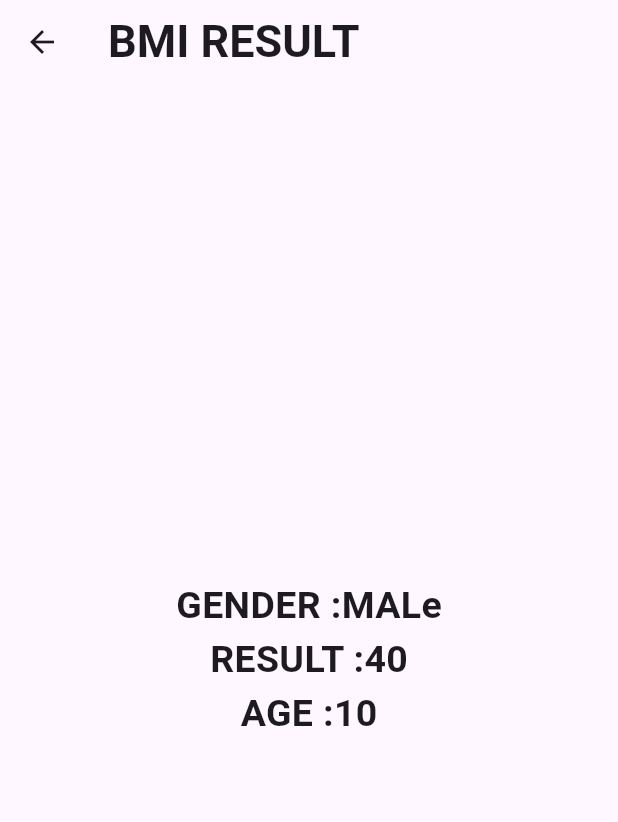
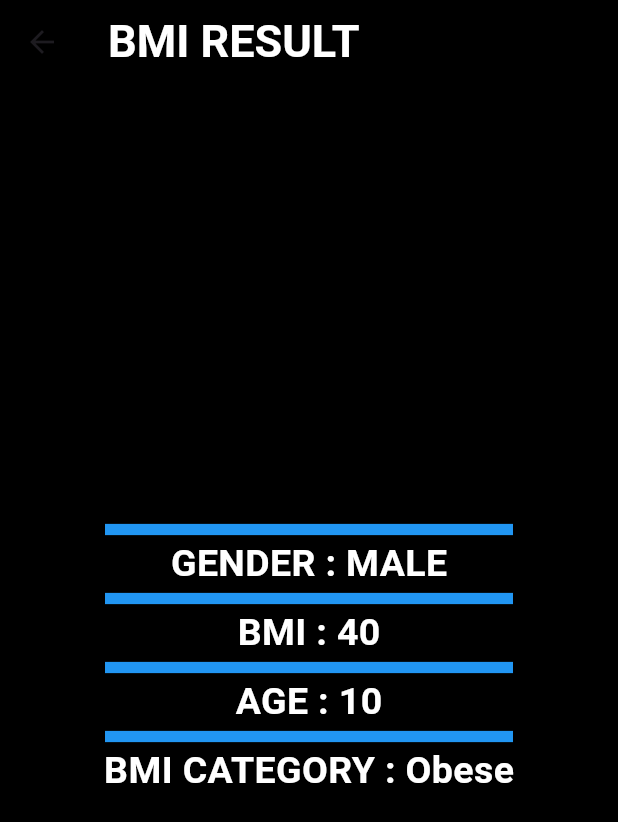
Before and after one commit to KarimAtef999/Bmi_Calculation, a Flutter app: the screen it shows after launch, after a tap on the "remove" icon, after a tap on the "add" icon, after a tap on "Calculate", on a phone screen of 412 x 824 dp. Shown: the top 822 px of the screen. Run offline on Flutter 3.47's test engine with Material 3 defaults, Android fonts, the phone set to English and light mode, and no system bars.

Commit message:
first commit

```diff
--- a/lib/Bmi_Calculator.dart
+++ b/lib/Bmi_Calculator.dart
@@ -3,8 +3,6 @@ import 'dart:math';
 
 import 'Bmi_Screen.dart';
 class Bmi_Calculator extends StatefulWidget {
-  const Bmi_Calculator({super.key});
-
   @override
   State<Bmi_Calculator> createState() => _Bmi_CalculatorState();
 }
@@ -20,14 +18,14 @@ class _Bmi_CalculatorState extends State<Bmi_Calculator> {
     return Scaffold(
       appBar: AppBar(
         backgroundColor: Colors.black,
-        title: const Center(child: Text('BMI CALCULATOR')),
+        title: Center(child: Text('BMI CALCULATOR',style:TextStyle(color:Colors.white,))),
       ),
       body: Column(
         children: [
           Expanded(
             child: Container(
               width: double.infinity,
-              color: Colors.white,
+              color: Colors.black,
               child: Padding(
                 padding: const EdgeInsets.all(7.7),
                 child: Row(
@@ -44,7 +42,7 @@ class _Bmi_CalculatorState extends State<Bmi_Calculator> {
                             borderRadius: BorderRadius.circular(10),
                             color: isMale ? Colors.blue : Colors.grey[400],
                           ),
-                          child: const Column(
+                          child: Column(
                             children: [
                               Icon(
                                 Icons.male,
@@ -63,7 +61,7 @@ class _Bmi_CalculatorState extends State<Bmi_Calculator> {
                         ),
                       ),
                     ),
-                    const SizedBox(width: 10),
+                    SizedBox(width: 10),
                     Expanded(
                       child: GestureDetector(
                         onTap: () {
@@ -76,7 +74,7 @@ class _Bmi_CalculatorState extends State<Bmi_Calculator> {
                             borderRadius: BorderRadius.circular(10),
                             color: isMale ? Colors.grey[400] : Colors.blue,
                           ),
-                          child: const Column(
+                          child: Column(
                             mainAxisAlignment: MainAxisAlignment.center,
                             children: [
                               Icon(
@@ -107,7 +105,7 @@ class _Bmi_CalculatorState extends State<Bmi_Calculator> {
             (
 
               width:double.infinity,
-              color: Colors.white,
+              color: Colors.black,
               child: Padding(
                 padding: const EdgeInsets.symmetric(horizontal:7.7),
                 child: Container(
@@ -118,7 +116,7 @@ class _Bmi_CalculatorState extends State<Bmi_Calculator> {
                     mainAxisAlignment: MainAxisAlignment.center,
                     children:
                     [
-                      const Center(
+                      Center(
                         child: Text('HEIGHT',
                           style:TextStyle(
                             fontWeight: FontWeight.bold,
@@ -127,7 +125,7 @@ class _Bmi_CalculatorState extends State<Bmi_Calculator> {
                           ),
                         ),
                       ),
-                      const SizedBox(height: 5,),
+                      SizedBox(height: 5,),
                       Center(
                         child: Row(
                           mainAxisAlignment: MainAxisAlignment.center,
@@ -135,15 +133,15 @@ class _Bmi_CalculatorState extends State<Bmi_Calculator> {
                           textBaseline: TextBaseline.alphabetic,
                           children:
                           [
-                            Text('${height.round()}',
-                              style:const TextStyle(
+                            Text('${height?.round()}',
+                              style:TextStyle(
                                 fontWeight: FontWeight.bold,
                                 fontSize: 25,
                                 color:Colors.black,
                               ),
                             ),
 
-                            const Text('CM',
+                            Text('CM',
                               style:TextStyle(
                                 fontSize: 10,
                                 color:Colors.black,
@@ -153,6 +151,7 @@ class _Bmi_CalculatorState extends State<Bmi_Calculator> {
                         ),
                       ),
                       Slider(
+                        activeColor:Colors.blue ,
                         value:height,
                         min: 80,
                         max:220,
@@ -169,15 +168,14 @@ class _Bmi_CalculatorState extends State<Bmi_Calculator> {
                 ),
               ))),
 
-          Expanded(child: Padding(
-            padding: const EdgeInsets.all(
-                7.7),
-            child: Container
+          Expanded(child: Container
 
-              (
+            (
 
-                width:double.infinity,
-                color: Colors.white,
+              width:double.infinity,
+              color: Colors.black,
+              child: Padding(
+                padding: const EdgeInsets.all(7.7),
                 child: Container(
                   child: Row(
                     children:
@@ -190,15 +188,15 @@ class _Bmi_CalculatorState extends State<Bmi_Calculator> {
 
                             children:
                             [
-                              const Text('AGE',
+                              Text('AGE',
                                 style:TextStyle(
                                   fontWeight: FontWeight.bold,
                                   fontSize: 10,
                                   color:Colors.black,
                                 ),
                               ),
-                              Text('$age',
-                                style:const TextStyle(
+                              Text('${age}',
+                                style:TextStyle(
                                   fontWeight: FontWeight.bold,
                                   fontSize: 25,
                                   color:Colors.black,
@@ -215,10 +213,10 @@ class _Bmi_CalculatorState extends State<Bmi_Calculator> {
                                     });
                                     print(age);
                                   },
+                                    child:Icon(Icons.remove),
                                     mini:true,
-                                    child:const Icon(Icons.remove),
                                   ),
-                                  const SizedBox(width:10),
+                                  SizedBox(width:10),
                                   FloatingActionButton(onPressed: (){
                                     setState(() {
                                       age++;
@@ -226,15 +224,15 @@ class _Bmi_CalculatorState extends State<Bmi_Calculator> {
                                     });
                                     print(age);
                                   },
+                                    child:Icon(Icons.add),
                                     mini:true,
-                                    child:const Icon(Icons.add),
                                   ),
                                 ],)
                             ],
                           ),
                         ),
                       ),
-                      const SizedBox(width:10),
+                      SizedBox(width:10),
                       Expanded(
                         child: Container(  decoration: BoxDecoration(borderRadius: BorderRadius.circular(10),
                           color: Colors.grey[400],
@@ -243,15 +241,15 @@ class _Bmi_CalculatorState extends State<Bmi_Calculator> {
 
                             children:
                             [
-                              const Text('Weight',
+                              Text('Weight',
                                 style:TextStyle(
                                   fontWeight: FontWeight.bold,
                                   fontSize: 10,
                                   color:Colors.black,
                                 ),
                               ),
-                              Text('$weight',
-                                style:const TextStyle(
+                              Text('${weight}',
+                                style:TextStyle(
                                   fontWeight: FontWeight.bold,
                                   fontSize: 25,
                                   color:Colors.black,
@@ -268,10 +266,10 @@ class _Bmi_CalculatorState extends State<Bmi_Calculator> {
                                     });
                                     print(weight);
                                   },
+                                    child:Icon(Icons.remove),
                                     mini:true,
-                                    child:const Icon(Icons.remove),
                                   ),
-                                  const SizedBox(width:10),
+                                  SizedBox(width:10),
                                   FloatingActionButton(onPressed: (){
                                     setState(() {
                                       weight++;
@@ -279,8 +277,8 @@ class _Bmi_CalculatorState extends State<Bmi_Calculator> {
                                     });
                                     print(weight);
                                   },
+                                    child:Icon(Icons.add),
                                     mini:true,
-                                    child:const Icon(Icons.add),
                                   ),
                                 ],)
                             ],
@@ -290,32 +288,32 @@ class _Bmi_CalculatorState extends State<Bmi_Calculator> {
 
                     ],
                   ),
-                )),
-          )),
+                ),
+              ))),
 
 
 
-          SizedBox(
+          Container(
             width:double.infinity,
             child: MaterialButton(
 
               color: Colors.black,
               height: 50,
               onPressed: () {
-                double result =weight/pow(height/100,2);
-                print (result.round);
+                double Bmi =weight/pow(height/100,2);
+                print (Bmi.round);
                 Navigator.push(
                   context,
                   MaterialPageRoute(
                     builder:(contxt) => Bmi_Screen(
                       age:age,
                       isMale:isMale,
-                      result: result.round(),
+                      Bmi: Bmi.round(),
                     ),
                   ),
                 );
               },
-              child: const Center(
+              child: Center(
                 child: Text('Calculate',
                   style:TextStyle(fontSize:30,
                     color:Colors.white,
--- a/lib/Bmi_Screen.dart
+++ b/lib/Bmi_Screen.dart
@@ -2,13 +2,25 @@ import 'package:flutter/material.dart';
 class Bmi_Screen extends StatelessWidget{
   bool isMale=true;
   int age=0;
-  int result=0;
+  int Bmi=0;
   Bmi_Screen(
-      {super.key,
+      {
         required this.isMale,
-        required this.result,
+        required this.Bmi,
         required this.age,
       });
+
+  String getBmiCategory() {
+    if (Bmi < 18.5) {
+      return 'Underweight';
+    } else if (Bmi < 25) {
+      return 'Normal weight';
+    } else if (Bmi < 30) {
+      return 'Overweight';
+    } else {
+      return 'Obese';
+    }
+  }
 
 
   @override
@@ -17,31 +29,76 @@ class Bmi_Screen extends StatelessWidget{
 
     return Scaffold(
       appBar: AppBar(
-        title:const Text('BMI RESULT',
+
+        backgroundColor: Colors.black,
+        title:Text('BMI RESULT',
           style:TextStyle(fontSize: 30,
             fontWeight: FontWeight.bold,
+            color: Colors.white,
           ),
 
         ),
       ),
-      body: Center(
-        child:   Column(
+      body: Container(color: Colors.black,
 
-            mainAxisAlignment: MainAxisAlignment.center,
+        child:   Center(
+          child:   Column(
+
+              mainAxisAlignment: MainAxisAlignment.center,
+              crossAxisAlignment: CrossAxisAlignment.center,
+              children:
+              [
+
+                Divider(height: 10,
+                  color: Colors.blue,
+                  thickness: 7.5,
+                  indent: 70,
+                  endIndent: 70,
+                ),
+
+
+                Text(
+                  'GENDER : ${isMale ? 'MALE' : 'FEMALE'}',
+                  style: TextStyle(fontSize: 25, fontWeight: FontWeight.bold,color:Colors.white,),
+                ),
+                Divider(height: 10,
+                  color: Colors.blue,
+                  thickness: 7.5,
+                  indent: 70,
+                  endIndent: 70,
+                ),
+                Text(
+                  'BMI : $Bmi',
+                  style: TextStyle(fontSize: 25, fontWeight: FontWeight.bold,color:Colors.white,),
+                ),
+                Divider(height: 10,
+                  color: Colors.blue,
+                  thickness: 7.5,
+                  indent: 70,
+                  endIndent: 70,
+                ),
+                Text(
+                  'AGE : $age',
+                  style: TextStyle(fontSize: 25, fontWeight: FontWeight.bold,color:Colors.white,),
+                ),
+                Divider(height: 10,
+                  color: Colors.blue,
+                  thickness: 7.5,
+                  indent: 70,
+                  endIndent: 70,
+                ),
+                Text(
+                  'BMI CATEGORY : ${getBmiCategory()}',
+                  style: TextStyle(fontSize: 25, fontWeight: FontWeight.bold,color:Colors.white,overflow: TextOverflow.ellipsis,),
+                ),
 
 
 
-            children:
-
-            [
-
-              Text('GENDER :${isMale ?'MALe':'FEMALE'}',style: const TextStyle(fontSize: 25,fontWeight: FontWeight.bold),),
-              Text('RESULT :$result',style: const TextStyle(fontSize: 25,fontWeight: FontWeight.bold),),
-              Text('AGE :$age',style: const TextStyle(fontSize: 25,fontWeight: FontWeight.bold),),
 
 
+              ]),
 
-            ]),
+        ),
       ),
 
     );
--- a/lib/main.dart
+++ b/lib/main.dart
@@ -24,7 +24,7 @@ class MyApp extends StatelessWidget
   @override
   Widget build(BuildContext context)
   {
-    return const MaterialApp(
+    return  MaterialApp(
       debugShowCheckedModeBanner: false,
       home: Bmi_Calculator(),
     );
```
Also changed, not shown: lib/LoginScreen.dart (added, +112 -0 lines), Screenshot_20240420_081341.png (added).
